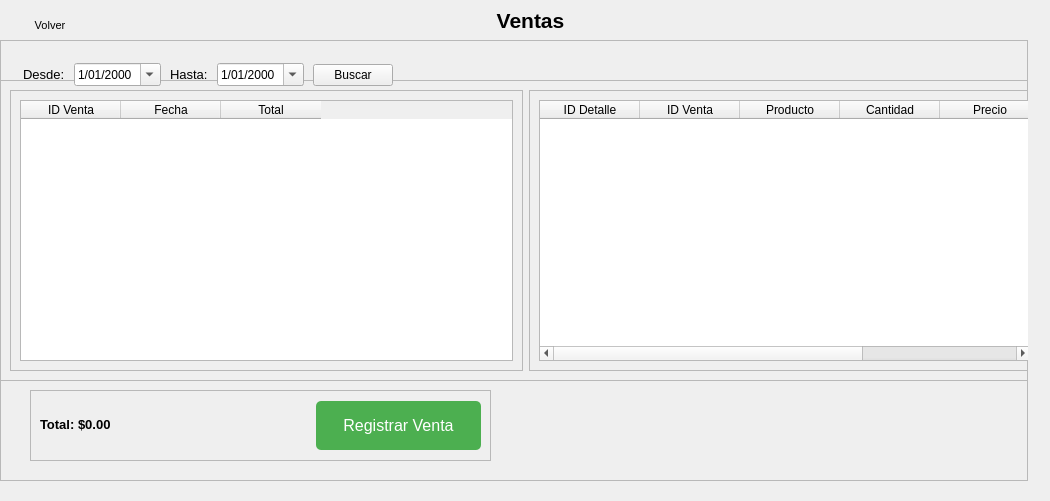
FranciscoAntonelli/vivero-app, file ui/designer/ventas.ui: the form before one commit.
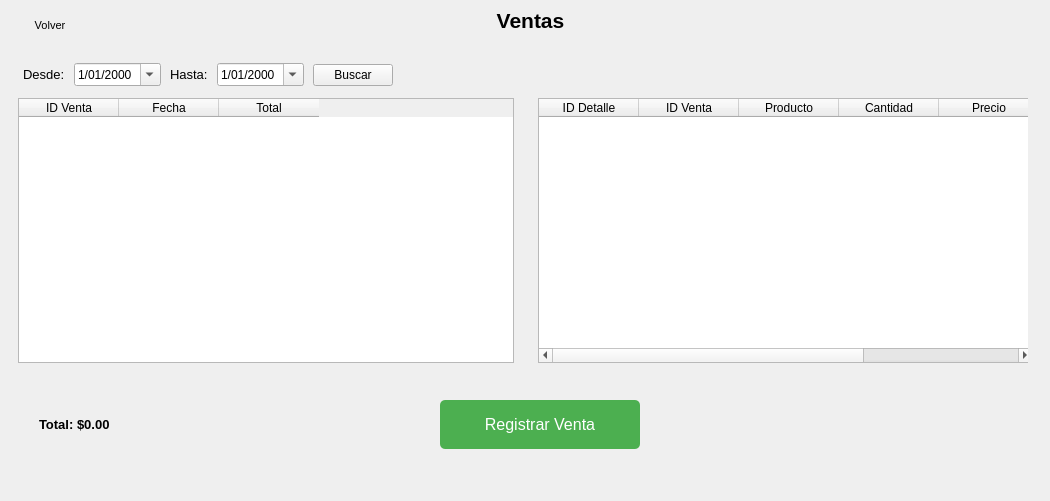
The form after the commit. Icons and pictures are not drawn.

What changed in the file:
```diff
--- a/ui/designer/ventas.ui
+++ b/ui/designer/ventas.ui
@@ -23,7 +23,7 @@
     </rect>
    </property>
    <property name="frameShape">
-    <enum>QFrame::StyledPanel</enum>
+    <enum>QFrame::NoFrame</enum>
    </property>
    <property name="frameShadow">
     <enum>QFrame::Raised</enum>
@@ -44,7 +44,7 @@
      </sizepolicy>
     </property>
     <property name="frameShape">
-     <enum>QFrame::StyledPanel</enum>
+     <enum>QFrame::NoFrame</enum>
     </property>
     <property name="frameShadow">
      <enum>QFrame::Raised</enum>
@@ -59,7 +59,7 @@
         </sizepolicy>
        </property>
        <property name="frameShape">
-        <enum>QFrame::StyledPanel</enum>
+        <enum>QFrame::NoFrame</enum>
        </property>
        <property name="frameShadow">
         <enum>QFrame::Raised</enum>
@@ -117,7 +117,7 @@
         </size>
        </property>
        <property name="frameShape">
-        <enum>QFrame::StyledPanel</enum>
+        <enum>QFrame::NoFrame</enum>
        </property>
        <property name="frameShadow">
         <enum>QFrame::Raised</enum>
@@ -194,7 +194,7 @@
      <rect>
       <x>30</x>
       <y>350</y>
-      <width>461</width>
+      <width>241</width>
       <height>71</height>
      </rect>
     </property>
@@ -214,7 +214,7 @@
      <string notr="true"/>
     </property>
     <property name="frameShape">
-     <enum>QFrame::StyledPanel</enum>
+     <enum>QFrame::NoFrame</enum>
     </property>
     <property name="frameShadow">
      <enum>QFrame::Raised</enum>
@@ -250,50 +250,6 @@
        </property>
       </widget>
      </item>
-     <item>
-      <spacer name="horizontalSpacer">
-       <property name="orientation">
-        <enum>Qt::Horizontal</enum>
-       </property>
-       <property name="sizeType">
-        <enum>QSizePolicy::Fixed</enum>
-       </property>
-       <property name="sizeHint" stdset="0">
-        <size>
-         <width>40</width>
-         <height>20</height>
-        </size>
-       </property>
-      </spacer>
-     </item>
-     <item>
-      <widget class="QPushButton" name="botonRegistrarVenta">
-       <property name="minimumSize">
-        <size>
-         <width>100</width>
-         <height>30</height>
-        </size>
-       </property>
-       <property name="maximumSize">
-        <size>
-         <width>200</width>
-         <height>49</height>
-        </size>
-       </property>
-       <property name="styleSheet">
-        <string notr="true">QPushButton {
-    background-color: #4CAF50;
-    color: white;
-    font-size: 16px;
-    padding: 10px 20px;
-    border-radius: 5px;
-}</string>
-       </property>
-       <property name="text">
-        <string>Registrar Venta</string>
-       </property>
-      </widget>
-     </item>
     </layout>
    </widget>
    <widget class="QWidget" name="layoutWidget">
@@ -419,6 +375,40 @@
      </item>
     </layout>
    </widget>
+   <widget class="QPushButton" name="botonRegistrarVenta">
+    <property name="geometry">
+     <rect>
+      <x>440</x>
+      <y>360</y>
+      <width>200</width>
+      <height>49</height>
+     </rect>
+    </property>
+    <property name="minimumSize">
+     <size>
+      <width>100</width>
+      <height>30</height>
+     </size>
+    </property>
+    <property name="maximumSize">
+     <size>
+      <width>200</width>
+      <height>49</height>
+     </size>
+    </property>
+    <property name="styleSheet">
+     <string notr="true">QPushButton {
+    background-color: #4CAF50;
+    color: white;
+    font-size: 16px;
+    padding: 10px 20px;
+    border-radius: 5px;
+}</string>
+    </property>
+    <property name="text">
+     <string>Registrar Venta</string>
+    </property>
+   </widget>
   </widget>
   <widget class="QPushButton" name="btn_volver">
    <property name="geometry">
```
Left out of the diff: 1 changed line with no effect on the pictures.
